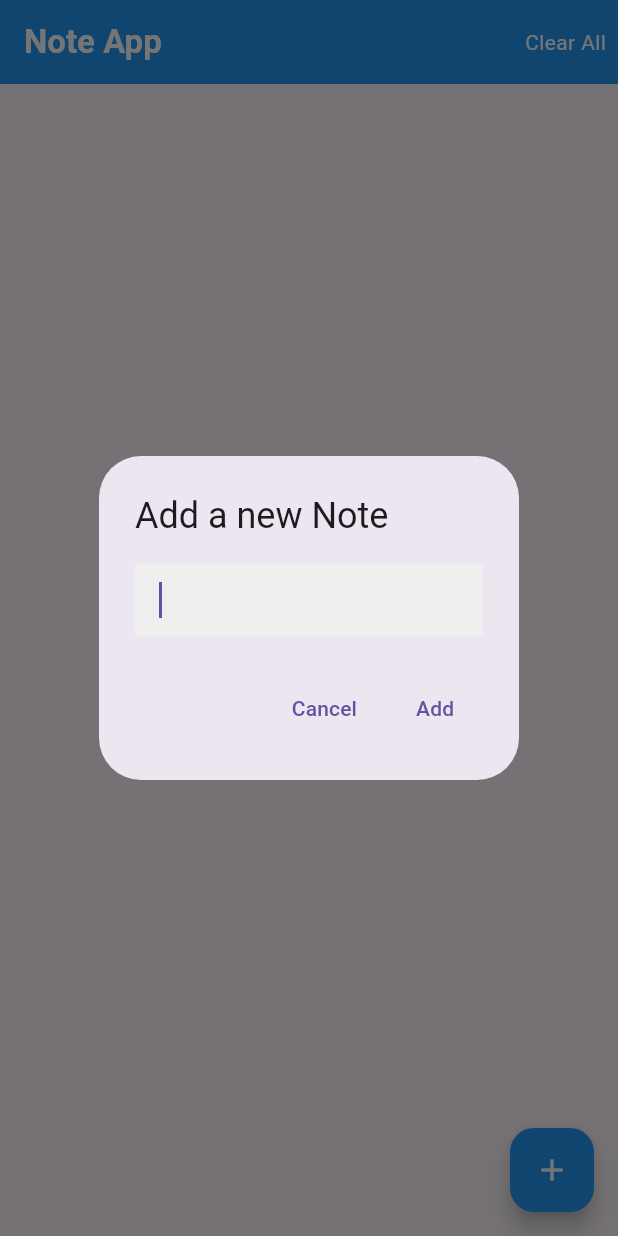
After one commit to Ahmed-3lam/rwad_two, a Flutter app: the NoteScreen screen opened directly, after a tap on the "add" icon, on a phone screen of 412 x 824 dp. The commit adds this screen. Run offline on Flutter 3.47's test engine with Material 3 defaults, Android fonts, the light colour scheme and no system bars; our stand-ins replace get.

Commit message:
Note (1)

```diff
--- a/lib/dummy_projects/ecommerce/login/login_screen.dart
+++ b/lib/dummy_projects/ecommerce/login/login_screen.dart
@@ -44,6 +44,8 @@ class LoginScreen extends StatelessWidget {
                         validator: (val) {
                           if (!val!.isEmail) {
                             return "this should be valid Email.";
+                          } else if (val!.length < 10) {
+                            return " email should be more than 10 letters";
                           }
                         },
                       ),
--- /dev/null
+++ b/lib/dummy_projects/note/note_screen.dart
@@ -0,0 +1,149 @@
+import 'package:flutter/material.dart';
+
+class NoteScreen extends StatefulWidget {
+  const NoteScreen({super.key});
+
+  @override
+  State<NoteScreen> createState() => _NoteScreenState();
+}
+
+class _NoteScreenState extends State<NoteScreen> {
+  List<String> myNotes = [];
+  final _textController = TextEditingController();
+  @override
+  Widget build(BuildContext context) {
+    return Scaffold(
+      appBar: AppBar(
+        backgroundColor: Colors.blue,
+        title: Text(
+          "Note App",
+          style: TextStyle(
+            color: Colors.white,
+            fontWeight: FontWeight.bold,
+          ),
+        ),
+        actions: [
+          InkWell(
+            onTap: () {
+              myNotes.clear();
+              setState(() {});
+            },
+            child: Padding(
+              padding: const EdgeInsets.all(8.0),
+              child: Text(
+                "Clear All",
+                style: TextStyle(
+                  color: Colors.white,
+                ),
+              ),
+            ),
+          ),
+        ],
+      ),
+      floatingActionButton: FloatingActionButton(
+        onPressed: () async {
+          await _showDialog(context);
+        },
+        backgroundColor: Colors.blue,
+        child: Icon(
+          Icons.add,
+          color: Colors.white,
+        ),
+      ),
+      body: Padding(
+        padding: const EdgeInsets.all(8.0),
+        child: ListView.builder(
+            itemCount: myNotes.length,
+            itemBuilder: (c, i) => InkWell(
+                  onTap: () async {
+                    await _showDialog(
+                      context,
+                      index: i,
+                      isUpdate: true,
+                    );
+                  },
+                  child: Stack(
+                    alignment: Alignment.topRight,
+                    children: [
+                      Container(
+                        margin: EdgeInsets.only(bottom: 20),
+                        height: 100,
+                        width: double.infinity,
+                        decoration: BoxDecoration(
+                            color: Colors.red.withOpacity(.2),
+                            borderRadius: BorderRadius.circular(12)),
+                        child: Center(
+                          child: Text(myNotes[i]),
+                        ),
+                      ),
+                      Padding(
+                        padding: const EdgeInsets.all(8.0),
+                        child: InkWell(
+                          onTap: () {
+                            myNotes.removeAt(i);
+                            setState(() {});
+                          },
+                          child: Icon(
+                            Icons.delete,
+                            color: Colors.red,
+                          ),
+                        ),
+                      ),
+                    ],
+                  ),
+                )),
+      ),
+    );
+  }
+
+  Future<void> _showDialog(BuildContext context,
+      {bool isUpdate = false, int? index}) async {
+    await showDialog(
+      context: context,
+      builder: (context) {
+        if (isUpdate) {
+          _textController.text = myNotes[index!];
+        }
+        return AlertDialog(
+          title: const Text('Add a new Note'),
+          content: TextField(
+            controller: _textController,
+            autofocus: true,
+          ),
+          actions: [
+            TextButton(
+              child: Text('Cancel'),
+              onPressed: () {
+                Navigator.pop(context);
+              },
+            ),
+            TextButton(
+              child: Text(isUpdate ? 'Update' : "Add"),
+              onPressed: () {
+                if (_textController.text.isNotEmpty) {
+                  if (isUpdate) {
+                    myNotes[index!] = _textController.text;
+                  } else {
+                    myNotes.add(_textController.text);
+                  }
+                  _textController.text = "";
+
+                  setState(() {});
+                  Navigator.pop(
+                    context,
+                  );
+                }
+              },
+            ),
+          ],
+        );
+      },
+    );
+  }
+}
+
+/// (1) add note
+/// (2) remove note
+/// (3) remove all notes
+/// (4) Update note
+/// (5) get notes
--- a/lib/main.dart
+++ b/lib/main.dart
@@ -1,7 +1,7 @@
 import 'package:flutter/material.dart';
 import 'package:get/get.dart';
 
-import 'dummy_projects/ecommerce/splash/splash_screen.dart';
+import 'dummy_projects/note/note_screen.dart';
 
 void main() {
   runApp(const MyApp());
@@ -38,7 +38,7 @@ class MyApp extends StatelessWidget {
     return GetMaterialApp(
       theme: themeData(),
       debugShowCheckedModeBanner: false,
-      home: SplashScreen(),
+      home: NoteScreen(),
     );
   }
 }
```
